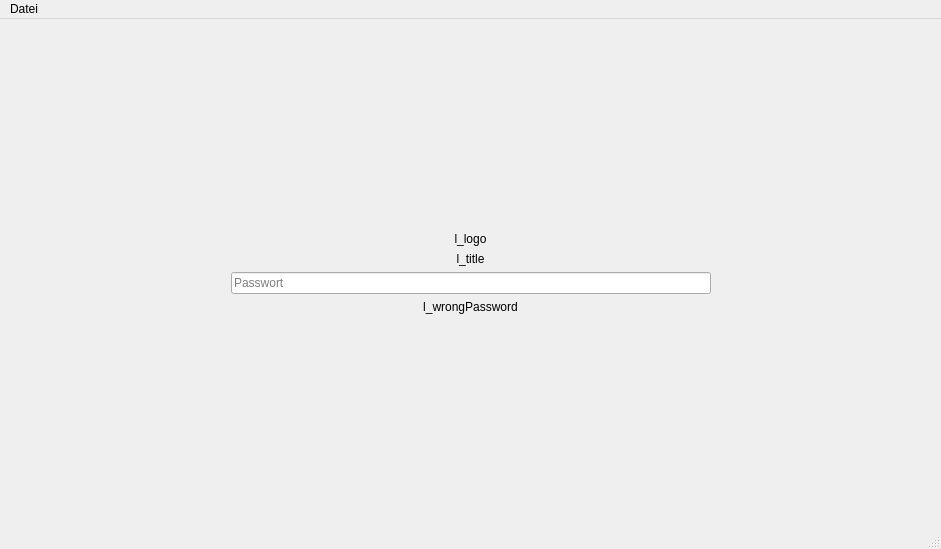
Above: mainwindow.ui from green-lion-racing/glr-database before the change. Below: the same form after it.
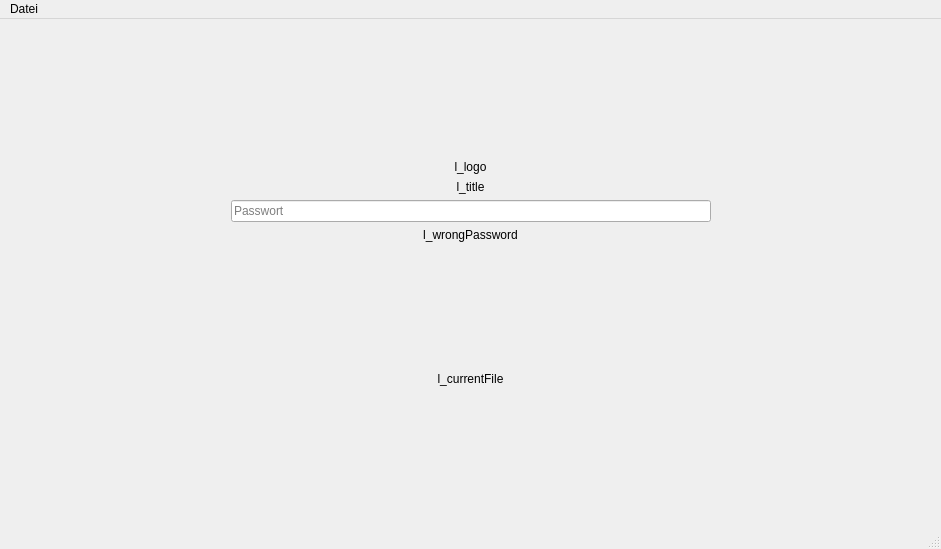
That is the form after the change. The open tabs and pages were chosen to show the change.

```diff
--- a/mainwindow.ui
+++ b/mainwindow.ui
@@ -271,6 +271,29 @@
             </property>
            </spacer>
           </item>
+          <item>
+           <widget class="QLabel" name="l_currentFile">
+            <property name="text">
+             <string>l_currentFile</string>
+            </property>
+            <property name="alignment">
+             <set>Qt::AlignCenter</set>
+            </property>
+           </widget>
+          </item>
+          <item>
+           <spacer name="verticalSpacer_3">
+            <property name="orientation">
+             <enum>Qt::Vertical</enum>
+            </property>
+            <property name="sizeHint" stdset="0">
+             <size>
+              <width>20</width>
+              <height>40</height>
+             </size>
+            </property>
+           </spacer>
+          </item>
          </layout>
         </item>
        </layout>
```
